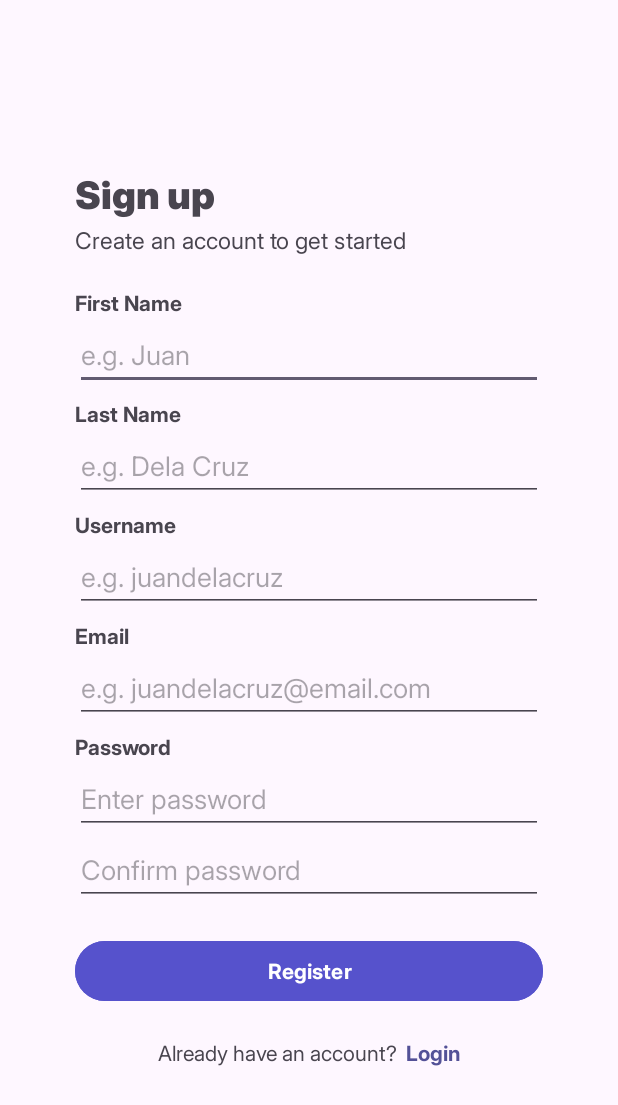
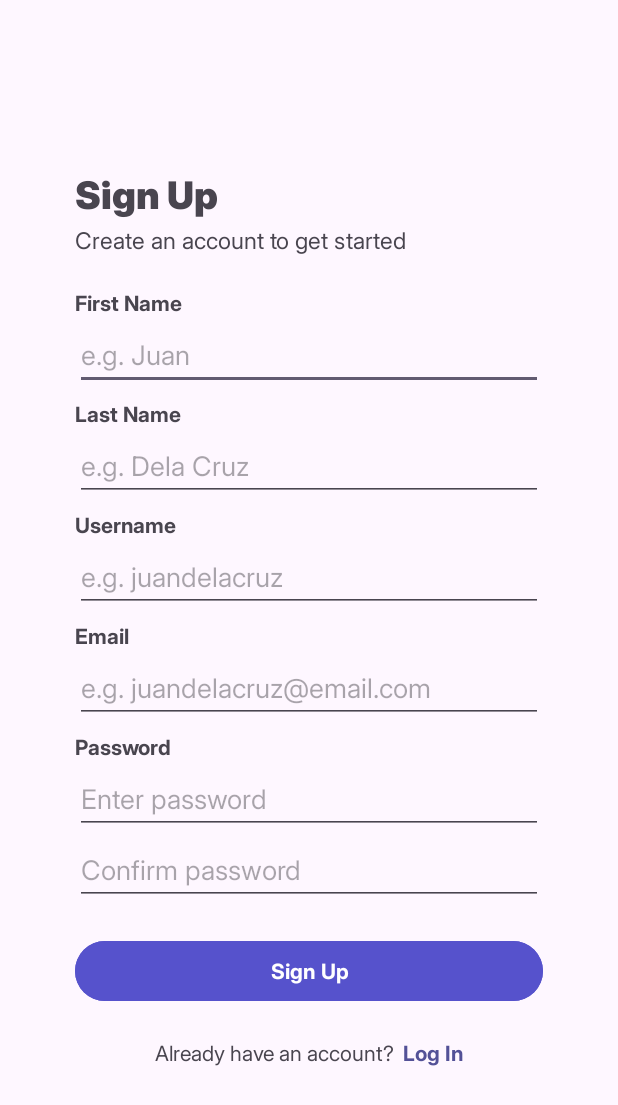
Before and after one commit to jmrnd/mobdeve-rate-eat, an Android app: the RegisterActivity screen opened directly, with no data from a screen before it, on a phone screen of 412 x 824 dp. Shown: the top 1105 px of the screen. Run offline under Robolectric (Android 15) with nearby library versions, the phone set to English and light mode, and no system bars; our stand-ins replace Firebase (no records; nobody signed in at launch, a user with empty details on screens opened directly).

Commit message:
Changed "Register" texts to "Sign Up"

```diff
--- a/app/src/main/res/layout/activity_login.xml
+++ b/app/src/main/res/layout/activity_login.xml
@@ -53,7 +53,7 @@
         android:layout_marginBottom="20dp"
         android:backgroundTint="#5652CC"
         android:fontFamily="@font/inter_bold"
-        android:text="Login" />
+        android:text="Log In" />
 
     <LinearLayout
         android:layout_width="wrap_content"
@@ -78,7 +78,7 @@
             android:clickable="true"
             android:focusable="true"
             android:fontFamily="@font/inter_bold"
-            android:text="Register Now"
+            android:text="Sign Up"
             android:textColor="#535197" />
     </LinearLayout>
 
--- a/app/src/main/res/layout/activity_onboarding.xml
+++ b/app/src/main/res/layout/activity_onboarding.xml
@@ -82,7 +82,7 @@
                 android:layout_weight="1"
                 android:backgroundTint="#5652CC"
                 android:fontFamily="@font/inter_bold"
-                android:text="Login" />
+                android:text="Log In" />
 
             <Button
                 android:id="@+id/signupButton"
--- a/app/src/main/res/layout/activity_register.xml
+++ b/app/src/main/res/layout/activity_register.xml
@@ -19,7 +19,7 @@
         <TextView
             android:layout_width="match_parent"
             android:layout_height="wrap_content"
-            android:text="Sign up"
+            android:text="Sign Up"
             android:textSize="25dp"
             android:fontFamily="@font/inter_black"
             android:textStyle="bold" />
@@ -127,7 +127,7 @@
             android:backgroundTint="#5652CC"
             android:layout_marginTop="20dp"
             android:layout_marginBottom="20dp"
-            android:text="Register" />
+            android:text="Sign Up" />
 
         <LinearLayout
             android:layout_width="wrap_content"
@@ -150,7 +150,7 @@
                 android:layout_height="wrap_content"
                 android:layout_weight="1"
                 android:fontFamily="@font/inter_bold"
-                android:text="Login"
+                android:text="Log In"
                 android:textColor="#535197" />
         </LinearLayout>
     </LinearLayout>
```
